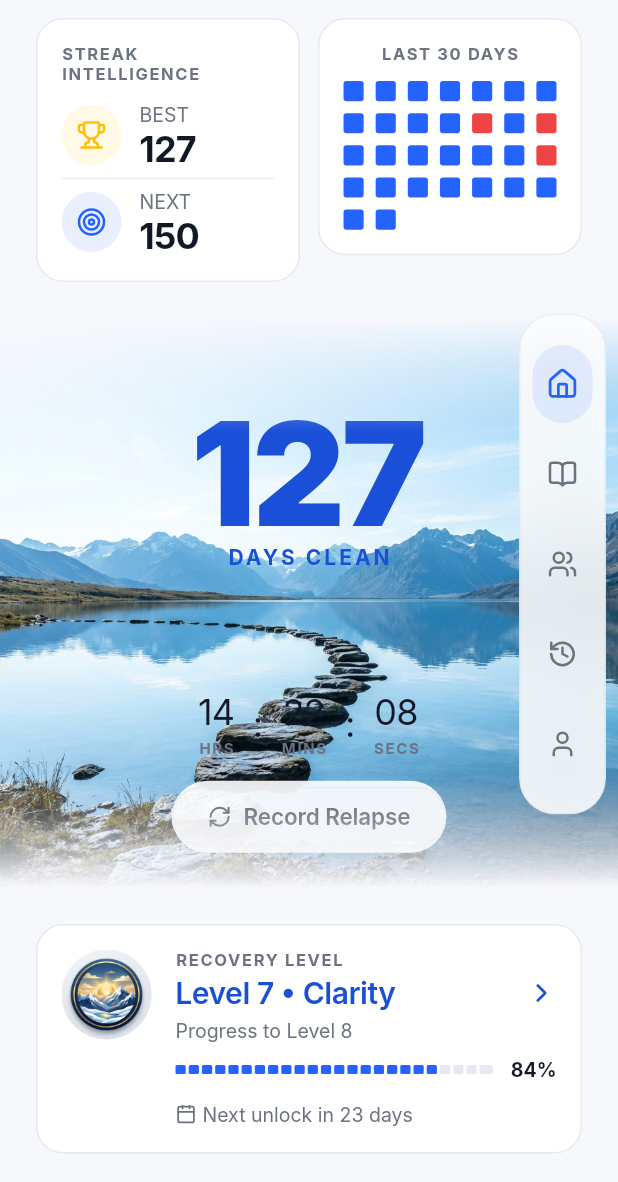
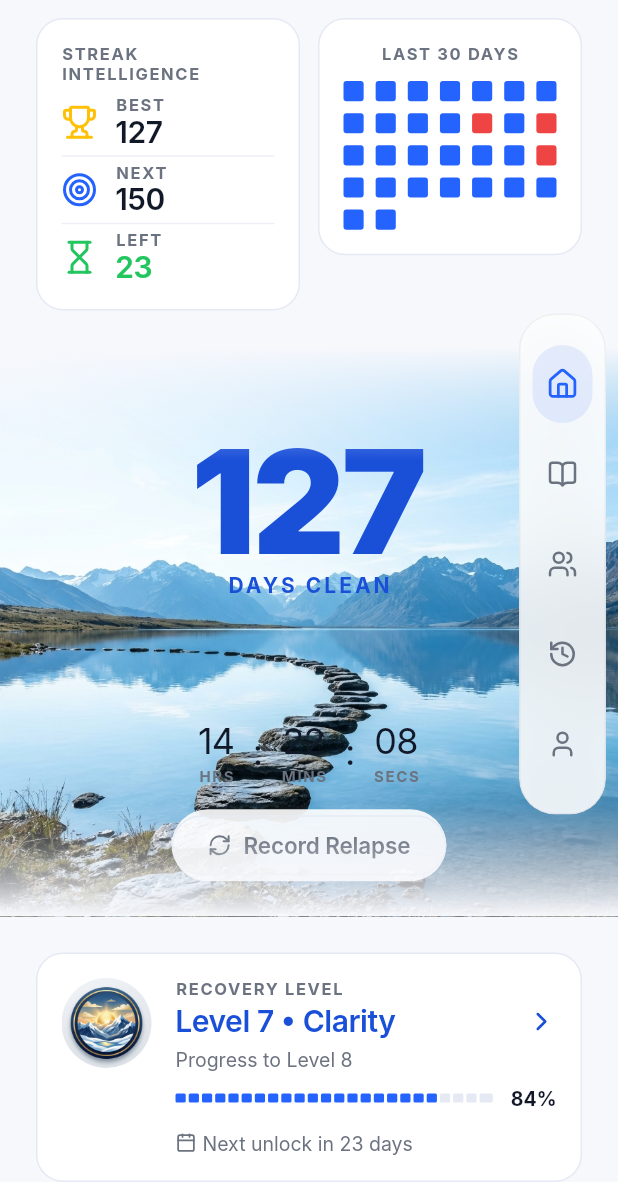
Before and after one commit to arham6212/unhooked, a Flutter app: the HomeScreenBody screen opened by its route, on a phone screen of 412 x 824 dp, the part 54-1236 px from its top. Run offline on Flutter 3.47's test engine with Material 3 defaults, Android fonts, the phone set to English and light mode, and no system bars; drawn by our look-alikes of flutter_animate; our stand-ins replace flutter_riverpod, go_router, google_sign_in, lucide_icons, supabase_flutter; accounts and stored records are empty; Roboto replaces fonts that are missing (Inter).

Commit message:
style(ui): make StreakIntelligenceCard highly compact
- Removed the bulky circular background from the icons to save space.
- Re-added the 'LEFT' stat row since the rows are now compact enough to fit.
- Reduced the stat value text size from heading2 to heading3.
- Reduced internal row spacing, allowing 3 stats (BEST, NEXT, LEFT) to fit within the same height as the Last 30 Days card.

```diff
--- a/lib/features/home/presentation/widgets/streak_intelligence_card.dart
+++ b/lib/features/home/presentation/widgets/streak_intelligence_card.dart
@@ -24,21 +24,27 @@ class StreakIntelligenceCard extends StatelessWidget {
             'STREAK INTELLIGENCE',
             style: AppTypography.label.copyWith(color: AppColors.textMuted),
           ),
-          const SizedBox(height: AppSpacing.md),
+          const SizedBox(height: AppSpacing.sm),
           _buildRow(
             icon: LucideIcons.trophy,
             iconColor: AppColors.warning,
-            iconBg: AppColors.warning.withValues(alpha: 0.1),
             label: 'BEST',
             value: '127',
           ),
-          const Divider(height: AppSpacing.md, color: AppColors.divider),
+          const Divider(height: AppSpacing.sm, color: AppColors.divider),
           _buildRow(
             icon: LucideIcons.target,
             iconColor: AppColors.primary,
-            iconBg: AppColors.primary.withValues(alpha: 0.1),
             label: 'NEXT',
             value: '150',
+          ),
+          const Divider(height: AppSpacing.sm, color: AppColors.divider),
+          _buildRow(
+            icon: LucideIcons.hourglass,
+            iconColor: AppColors.success,
+            label: 'LEFT',
+            value: '23',
+            valueColor: AppColors.success,
           ),
         ],
       ),
@@ -48,33 +54,21 @@ class StreakIntelligenceCard extends StatelessWidget {
   Widget _buildRow({
     required IconData icon,
     required Color iconColor,
-    required Color iconBg,
     required String label,
     required String value,
     Color? valueColor,
-    bool isValueText = false,
   }) {
     return Row(
       children: [
-        Container(
-          width: 40,
-          height: 40,
-          decoration: BoxDecoration(
-            color: iconBg,
-            shape: BoxShape.circle,
-          ),
-          child: Icon(icon, color: iconColor, size: 20),
-        ),
+        Icon(icon, color: iconColor, size: 24),
         const SizedBox(width: AppSpacing.md),
         Column(
           crossAxisAlignment: CrossAxisAlignment.start,
           children: [
-            Text(label, style: AppTypography.caption),
+            Text(label, style: AppTypography.label),
             Text(
               value,
-              style: isValueText
-                  ? AppTypography.heading3.copyWith(color: valueColor ?? AppColors.textPrimary)
-                  : AppTypography.heading2.copyWith(color: valueColor ?? AppColors.textPrimary),
+              style: AppTypography.heading3.copyWith(color: valueColor ?? AppColors.textPrimary),
             ),
           ],
         ),
```
